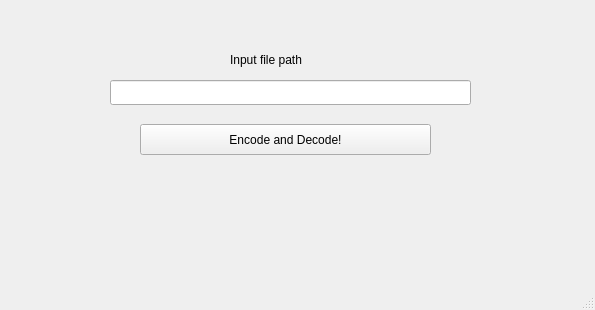
Above: mainwindow.ui from 307372/Turbo-Kompresor-2000 before the change. Below: the same form after it.
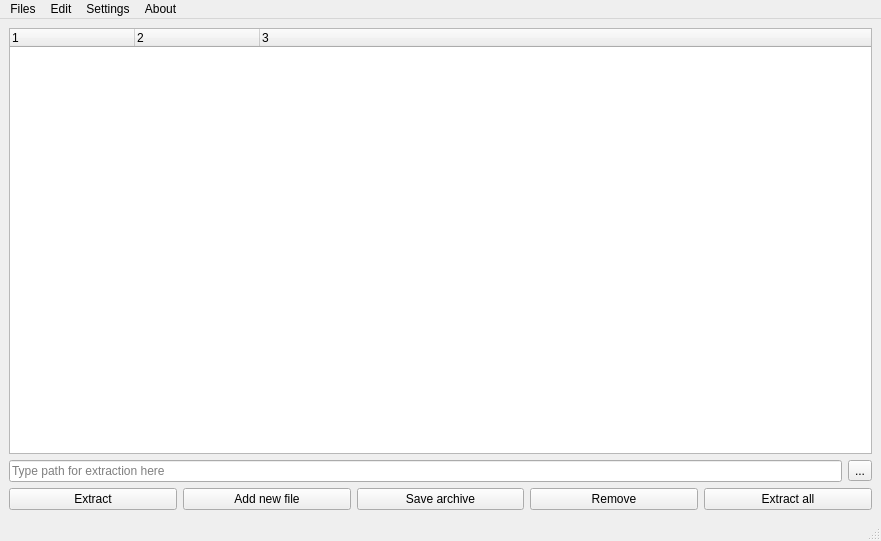
That is the form after the change.

What changed in the file:
```diff
--- a/mainwindow.ui
+++ b/mainwindow.ui
@@ -6,73 +6,142 @@
    <rect>
     <x>0</x>
     <y>0</y>
-    <width>595</width>
-    <height>310</height>
+    <width>881</width>
+    <height>541</height>
    </rect>
   </property>
   <property name="windowTitle">
    <string>MainWindow</string>
   </property>
   <widget class="QWidget" name="centralwidget">
-   <widget class="QPushButton" name="encodebutton">
-    <property name="geometry">
-     <rect>
-      <x>140</x>
-      <y>124</y>
-      <width>291</width>
-      <height>31</height>
-     </rect>
-    </property>
-    <property name="text">
-     <string>Encode and Decode!</string>
-    </property>
-   </widget>
-   <widget class="QLineEdit" name="path">
-    <property name="geometry">
-     <rect>
-      <x>110</x>
-      <y>80</y>
-      <width>361</width>
-      <height>25</height>
-     </rect>
-    </property>
-   </widget>
-   <widget class="QLabel" name="input_file_path">
-    <property name="geometry">
-     <rect>
-      <x>230</x>
-      <y>50</y>
-      <width>101</width>
-      <height>20</height>
-     </rect>
-    </property>
-    <property name="text">
-     <string>Input file path</string>
-    </property>
-   </widget>
-   <widget class="QLabel" name="output">
-    <property name="geometry">
-     <rect>
-      <x>250</x>
-      <y>210</y>
-      <width>67</width>
-      <height>17</height>
-     </rect>
-    </property>
-    <property name="text">
-     <string/>
-    </property>
-   </widget>
+   <layout class="QVBoxLayout" name="verticalLayout">
+    <item>
+     <layout class="QGridLayout" name="gridLayout">
+      <item row="0" column="0">
+       <widget class="QTreeWidget" name="archiveWidget">
+        <property name="columnCount">
+         <number>3</number>
+        </property>
+        <attribute name="headerMinimumSectionSize">
+         <number>100</number>
+        </attribute>
+        <attribute name="headerDefaultSectionSize">
+         <number>125</number>
+        </attribute>
+        <column>
+         <property name="text">
+          <string notr="true">1</string>
+         </property>
+        </column>
+        <column>
+         <property name="text">
+          <string notr="true">2</string>
+         </property>
+        </column>
+        <column>
+         <property name="text">
+          <string notr="true">3</string>
+         </property>
+        </column>
+       </widget>
+      </item>
+      <item row="2" column="0">
+       <layout class="QHBoxLayout" name="pathHorizontalLayout">
+        <item>
+         <widget class="QLineEdit" name="pathLineEdit">
+          <property name="placeholderText">
+           <string>Type path for extraction here</string>
+          </property>
+         </widget>
+        </item>
+        <item>
+         <widget class="QToolButton" name="pathToolButton">
+          <property name="text">
+           <string>...</string>
+          </property>
+         </widget>
+        </item>
+       </layout>
+      </item>
+     </layout>
+    </item>
+    <item>
+     <layout class="QHBoxLayout" name="horizontalLayout">
+      <item>
+       <widget class="QPushButton" name="buttonExtractSelected">
+        <property name="text">
+         <string>Extract</string>
+        </property>
+       </widget>
+      </item>
+      <item>
+       <widget class="QPushButton" name="buttonAddNewFile">
+        <property name="text">
+         <string>Add new file</string>
+        </property>
+       </widget>
+      </item>
+      <item>
+       <widget class="QPushButton" name="pushButton">
+        <property name="text">
+         <string>Save archive</string>
+        </property>
+       </widget>
+      </item>
+      <item>
+       <widget class="QPushButton" name="buttonRemove">
+        <property name="text">
+         <string>Remove</string>
+        </property>
+       </widget>
+      </item>
+      <item>
+       <widget class="QPushButton" name="buttonExtractAll">
+        <property name="text">
+         <string>Extract all</string>
+        </property>
+       </widget>
+      </item>
+     </layout>
+    </item>
+   </layout>
   </widget>
   <widget class="QMenuBar" name="menubar">
    <property name="geometry">
     <rect>
      <x>0</x>
      <y>0</y>
-     <width>595</width>
+     <width>881</width>
      <height>22</height>
     </rect>
    </property>
+   <widget class="QMenu" name="menuFiles">
+    <property name="title">
+     <string>Files</string>
+    </property>
+    <addaction name="actionNew_archive"/>
+    <addaction name="actionOpen_archive"/>
+    <addaction name="actionSave"/>
+   </widget>
+   <widget class="QMenu" name="menuAbout">
+    <property name="title">
+     <string>About</string>
+    </property>
+   </widget>
+   <widget class="QMenu" name="menuEdit">
+    <property name="title">
+     <string>Edit</string>
+    </property>
+   </widget>
+   <widget class="QMenu" name="menuSettings">
+    <property name="title">
+     <string>Settings</string>
+    </property>
+   </widget>
+   <addaction name="menuFiles"/>
+   <addaction name="menuEdit"/>
+   <addaction name="menuSettings"/>
+   <addaction name="menuAbout"/>
   </widget>
   <widget class="QStatusBar" name="statusbar"/>
  </widget>
```
Left out of the diff: 17 changed lines with no effect on the pictures.
